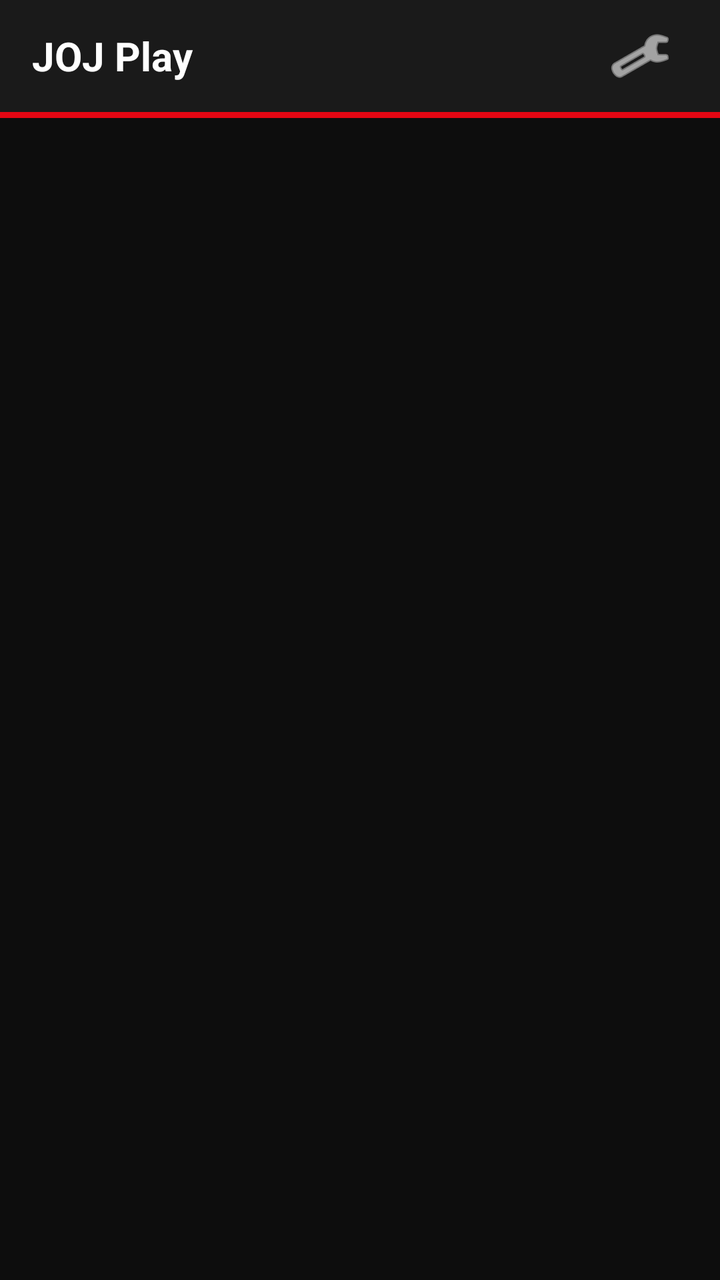
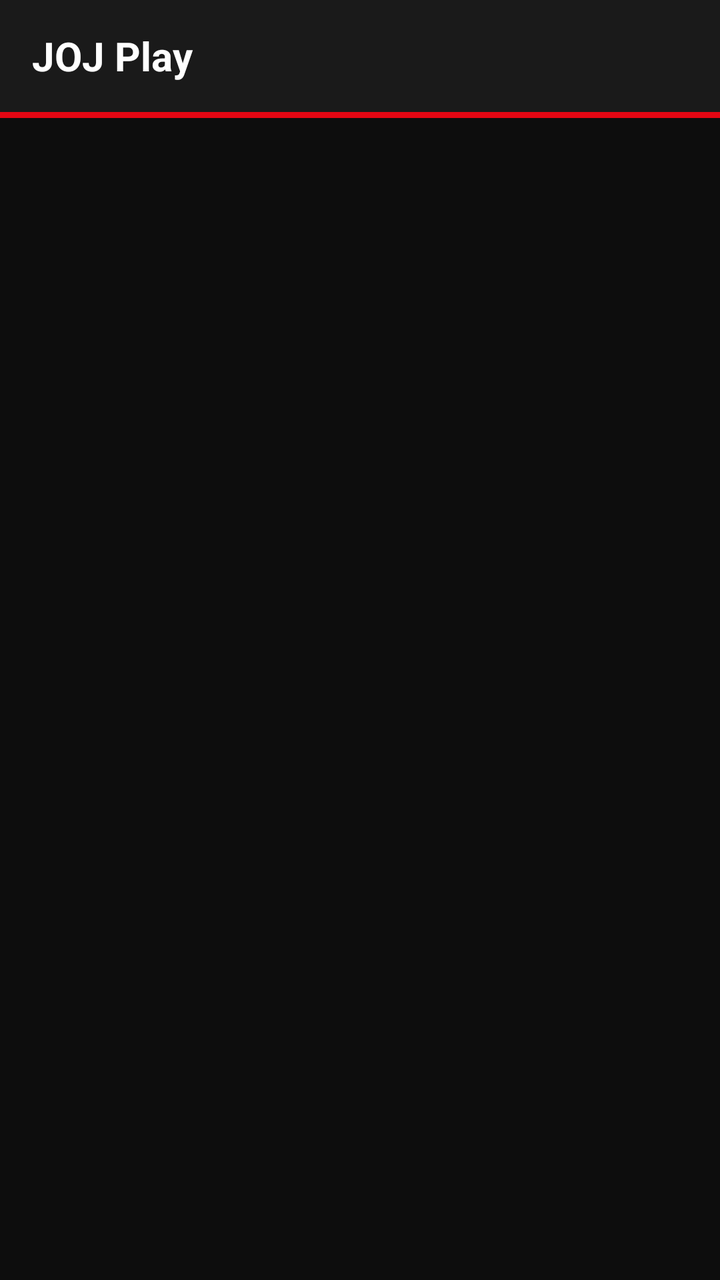

The first picture is an Android layout as it rendered before a commit; the second is the same layout after the commit. The layout source and the unified diff follow.
<!-- AndroidManifest.xml: application theme Theme.JojPlay -->
<!-- res/layout/activity_main.xml -->
<?xml version="1.0" encoding="utf-8"?>
<androidx.constraintlayout.widget.ConstraintLayout
    xmlns:android="http://schemas.android.com/apk/res/android"
    xmlns:app="http://schemas.android.com/apk/res-auto"
    android:layout_width="match_parent"
    android:layout_height="match_parent"
    android:background="#0D0D0D">

    <LinearLayout
        android:id="@+id/topBar"
        android:layout_width="match_parent"
        android:layout_height="56dp"
        android:orientation="horizontal"
        android:gravity="center_vertical"
        android:paddingStart="16dp"
        android:paddingEnd="16dp"
        android:background="#1A1A1A"
        app:layout_constraintTop_toTopOf="parent"
        app:layout_constraintStart_toStartOf="parent">

        <TextView
            android:id="@+id/titleView"
            android:layout_width="0dp"
            android:layout_height="wrap_content"
            android:layout_weight="1"
            android:text="JOJ Play"
            android:textColor="#FFFFFF"
            android:textSize="20sp"
            android:textStyle="bold"/>

        <ImageButton
            android:id="@+id/btnSettings"
            android:layout_width="48dp"
            android:layout_height="48dp"
            android:src="@android:drawable/ic_menu_preferences"
            android:background="?attr/selectableItemBackgroundBorderless"
            android:tint="#FFFFFF"
            android:focusable="true"
            android:contentDescription="Nastavenia"/>
    </LinearLayout>

    <View
        android:id="@+id/accentLine"
        android:layout_width="match_parent"
        android:layout_height="3dp"
        android:background="#E30613"
        app:layout_constraintTop_toBottomOf="@id/topBar"
        app:layout_constraintStart_toStartOf="parent"/>

    <androidx.recyclerview.widget.RecyclerView
        android:id="@+id/recycler"
        android:layout_width="match_parent"
        android:layout_height="0dp"
        android:padding="8dp"
        android:clipToPadding="false"
        android:focusable="true"
        android:descendantFocusability="afterDescendants"
        app:layout_constraintTop_toBottomOf="@id/accentLine"
        app:layout_constraintBottom_toBottomOf="parent"
        app:layout_constraintStart_toStartOf="parent"
        app:layout_constraintEnd_toEndOf="parent"/>

    <ProgressBar
        android:id="@+id/progressBar"
        android:layout_width="wrap_content"
        android:layout_height="wrap_content"
        android:visibility="gone"
        android:indeterminateTint="#E30613"
        app:layout_constraintTop_toTopOf="parent"
        app:layout_constraintBottom_toBottomOf="parent"
        app:layout_constraintStart_toStartOf="parent"
        app:layout_constraintEnd_toEndOf="parent"/>

    <TextView
        android:id="@+id/errorView"
        android:layout_width="wrap_content"
        android:layout_height="wrap_content"
        android:textColor="#FF6B6B"
        android:textSize="16sp"
        android:gravity="center"
        android:padding="24dp"
        android:visibility="gone"
        app:layout_constraintTop_toTopOf="parent"
        app:layout_constraintBottom_toBottomOf="parent"
        app:layout_constraintStart_toStartOf="parent"
        app:layout_constraintEnd_toEndOf="parent"/>

</androidx.constraintlayout.widget.ConstraintLayout>
<!-- resources referenced by this layout -->
<resources>
  <style name="Theme.JojPlay" parent="Theme.MaterialComponents.DayNight.NoActionBar">
          <item name="colorPrimary">#E30613</item>
          <item name="colorPrimaryVariant">#B00010</item>
          <item name="colorOnPrimary">#FFFFFF</item>
          <item name="colorSecondary">#E30613</item>
          <item name="android:windowBackground">#0D0D0D</item>
          <item name="android:statusBarColor">#000000</item>
          <item name="android:navigationBarColor">#000000</item>
      </style>
</resources>

<!-- the commit's change to res/layout/activity_main.xml (unified diff, before → after) -->
@@ -20,23 +20,13 @@
 
         <TextView
             android:id="@+id/titleView"
-            android:layout_width="0dp"
+            android:layout_width="match_parent"
             android:layout_height="wrap_content"
-            android:layout_weight="1"
             android:text="JOJ Play"
             android:textColor="#FFFFFF"
             android:textSize="20sp"
             android:textStyle="bold"/>
 
-        <ImageButton
-            android:id="@+id/btnSettings"
-            android:layout_width="48dp"
-            android:layout_height="48dp"
-            android:src="@android:drawable/ic_menu_preferences"
-            android:background="?attr/selectableItemBackgroundBorderless"
-            android:tint="#FFFFFF"
-            android:focusable="true"
-            android:contentDescription="Nastavenia"/>
     </LinearLayout>
 
     <View
